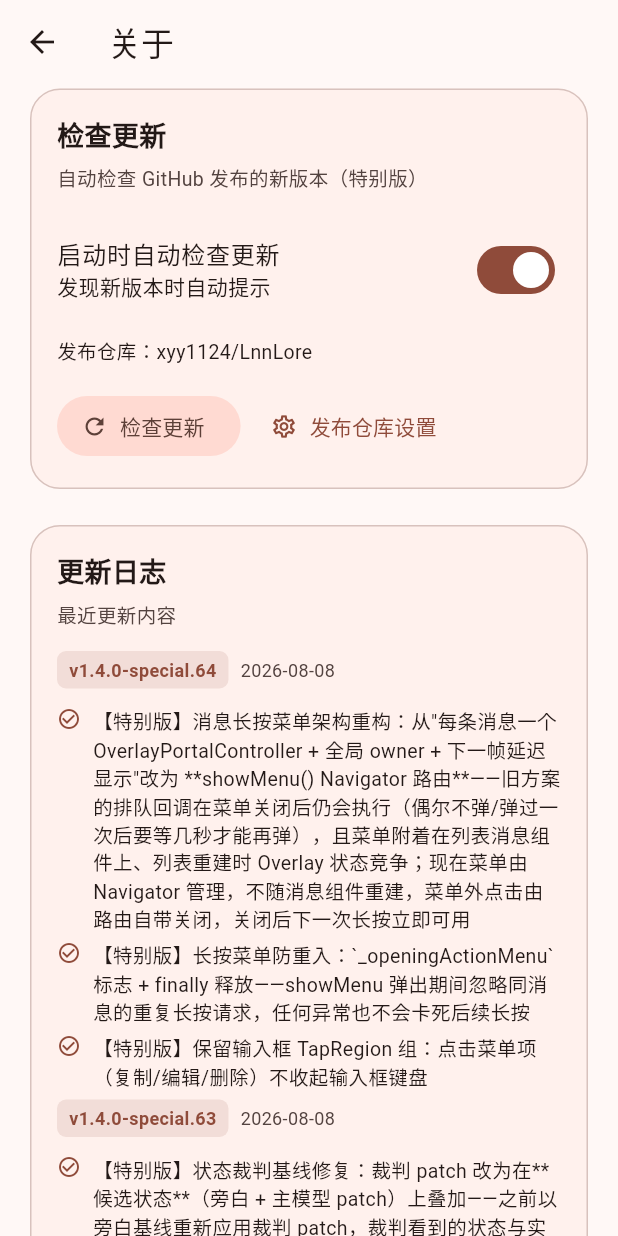
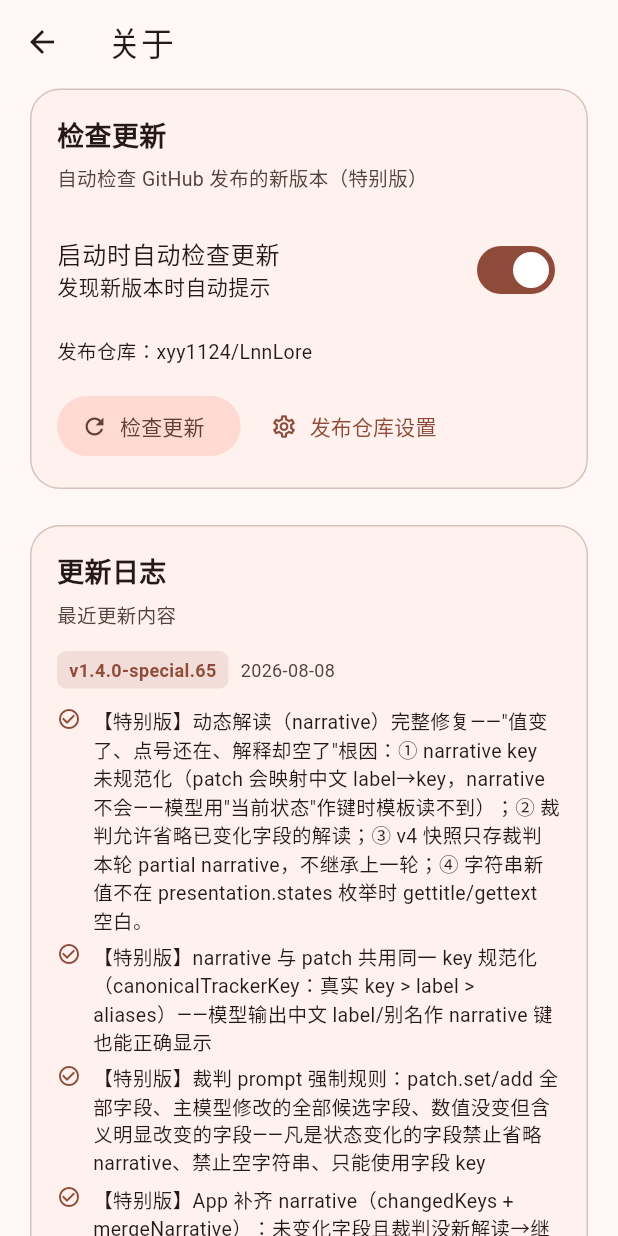
Before and after one commit to xyy1124/LnnLore, a Flutter app: the AboutPage screen opened directly, scrolled down 576 dp, on a phone screen of 412 x 824 dp. Run offline on Flutter 3.47's test engine with Material 3 defaults, Android fonts, the phone set to English and light mode, and no system bars; our stand-ins replace file_picker, flutter_markdown_plus, flutter_secure_storage, flutter_slidable, flutter_widget_from_html_core, freezed_annotation and 4 more; missing offline and left inert: markdown; accounts and stored records are empty; network calls fail; statements that could not run were skipped.

Commit message:
v1.4.0-special.65: narrative 完整链路修复（key 规范化/变化字段强制解读/合并快照/渲染兜底/allowCustomValues）

```diff
--- a/lib/pages/about_page.dart
+++ b/lib/pages/about_page.dart
@@ -103,6 +103,18 @@ class _AboutPageState extends State<AboutPage> {
             child: Column(
               crossAxisAlignment: CrossAxisAlignment.start,
               children: [
+                _UpdateLogItem(
+                  version: 'v1.4.0-special.65',
+                  date: '2026-08-08',
+                  changes: [
+                    '【特别版】动态解读（narrative）完整修复——"值变了、点号还在、解释却空了"根因：① narrative key 未规范化（patch 会映射中文 label→key，narrative 不会——模型用"当前状态"作键时模板读不到）；② 裁判允许省略已变化字段的解读；③ v4 快照只存裁判本轮 partial narrative，不继承上一轮；④ 字符串新值不在 presentation.states 枚举时 gettitle/gettext 空白。',
+                    '【特别版】narrative 与 patch 共用同一 key 规范化（canonicalTrackerKey：真实 key > label > aliases）——模型输出中文 label/别名作 narrative 键也能正确显示',
+                    '【特别版】裁判 prompt 强制规则：patch.set/add 全部字段、主模型修改的全部候选字段、数值没变但含义明显改变的字段——凡是状态变化的字段禁止省略 narrative、禁止空字符串、只能使用字段 key',
+                    '【特别版】App 补齐 narrative（changedKeys + mergeNarrative）：未变化字段且裁判没新解读→继承上一轮完整解读；已变化字段有裁判解读→用新解读；已变化字段裁判漏写→不得继承旧描述，回退新阶段静态描述；连静态描述也没有→确定性兜底（"X已变为…，具体表现以本轮剧情为准"）——v4 快照保存合并后的完整解读，不再整包覆盖成 partial',
+                    '【特别版】渲染兜底：string 字段未匹配 presentation.states 时 gettitle/getnarrative 回退原始值（"压制中""乳贴脱落、衣物凌乱"等模型自创状态也能显示，不再留下空分隔符）',
+                    '【特别版】string 字段新增 `allowCustomValues` 协议（默认 true 兼容旧卡）：声明 false 的有限状态字段只接受 presentation.states 枚举值——模型自创未声明状态被拒绝写入；指令注入 allowedValues 列表（自由组合字段如服装状态保持 true）',
+                  ],
+                ),
                 _UpdateLogItem(
                   version: 'v1.4.0-special.64',
                   date: '2026-08-08',
```
